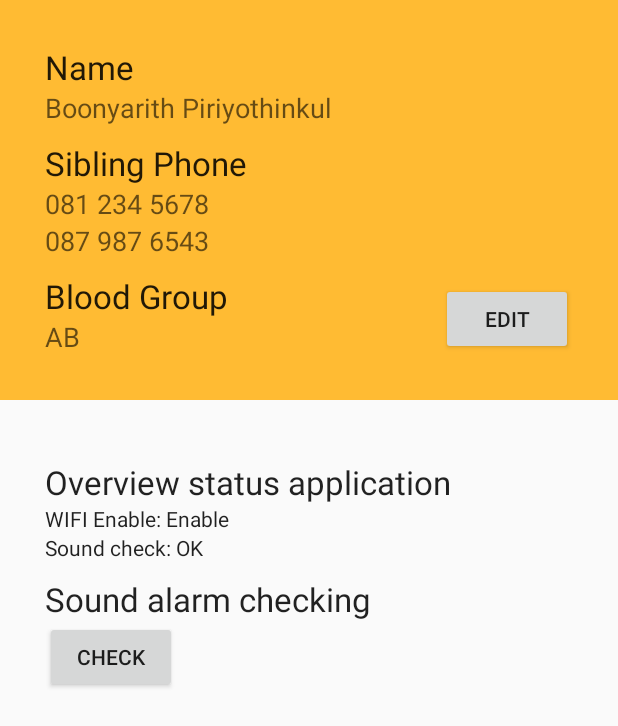
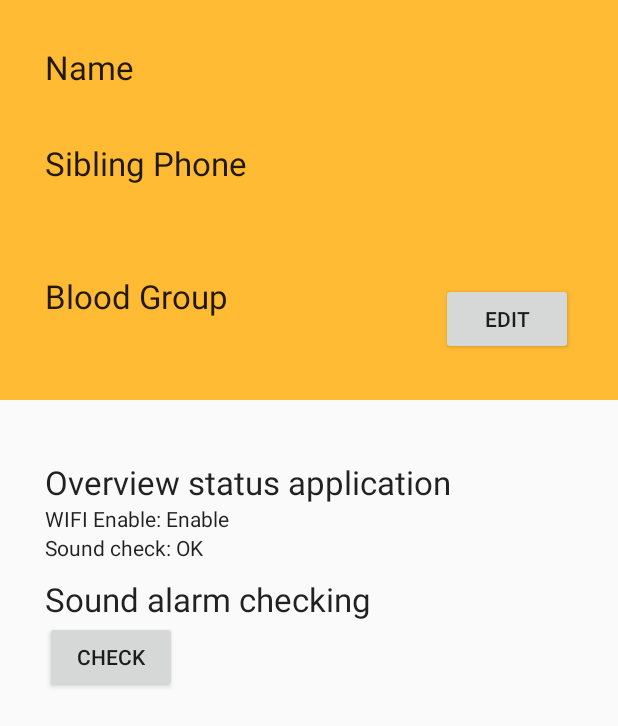
Before and after one commit to chin8628/Procon-Kosen, an Android app: the layout activity_main.xml on its own in the app's theme, with its tools: preview values and no code run, on a phone screen of 412 x 824 dp. Shown: the top 726 px of the screen. Run offline under Robolectric (Android 15) with nearby library versions, the phone set to English and light mode, and no system bars.

Commit message:
Remove text from TextView on main_page
Make text from SharedPref instead of static value

```diff
--- a/src/app/src/main/res/layout/activity_main.xml
+++ b/src/app/src/main/res/layout/activity_main.xml
@@ -33,7 +33,6 @@
                 android:layout_width="wrap_content"
                 android:layout_height="wrap_content"
                 android:textAppearance="?android:attr/textAppearanceMedium"
-                android:text="Boonyarith Piriyothinkul"
                 android:layout_below="@+id/name_label"
                 android:id="@+id/name" />
 
@@ -50,7 +49,6 @@
                 android:layout_width="wrap_content"
                 android:layout_height="wrap_content"
                 android:textAppearance="?android:attr/textAppearanceMedium"
-                android:text="081 234 5678"
                 android:layout_below="@+id/sibling_phone_label"
                 android:id="@+id/sibling_phone1" />
 
@@ -58,7 +56,6 @@
                 android:layout_width="wrap_content"
                 android:layout_height="wrap_content"
                 android:textAppearance="?android:attr/textAppearanceMedium"
-                android:text="087 987 6543"
                 android:layout_below="@+id/sibling_phone1"
                 android:id="@+id/sibling_phone2" />
 
@@ -75,7 +72,6 @@
                 android:layout_width="wrap_content"
                 android:layout_height="wrap_content"
                 android:textAppearance="?android:attr/textAppearanceMedium"
-                android:text="AB"
                 android:layout_below="@id/blood_label"
                 android:id="@+id/blood" />
 
```
